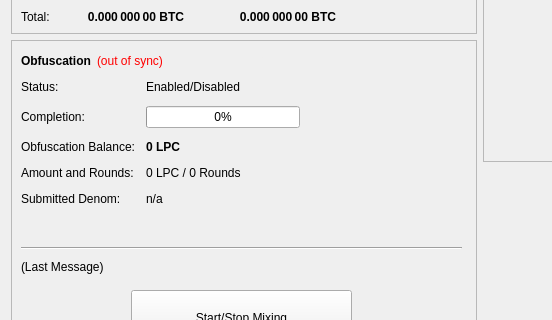
First picture: the form in src/qt/forms/overviewpage.ui, repository stakecube/stakecubecoin-archive, before the edit; both pictures show x 0 to 552 and y 182 to 502 of the 960 by 615 pixel window.
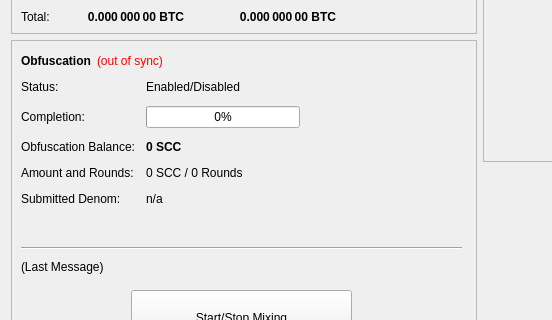
Second picture: the form after the edit.

Commit message: rebrand round

Patch:
```diff
--- a/src/qt/forms/overviewpage.ui
+++ b/src/qt/forms/overviewpage.ui
@@ -474,7 +474,7 @@
               </font>
              </property>
              <property name="text">
-              <string notr="true">0 LPC</string>
+              <string notr="true">0 SCC</string>
              </property>
             </widget>
            </item>
@@ -488,7 +488,7 @@
            <item row="3" column="1">
             <widget class="QLabel" name="labelAmountRounds">
              <property name="text">
-              <string>0 LPC / 0 Rounds</string>
+              <string>0 SCC / 0 Rounds</string>
              </property>
             </widget>
            </item>
```
The commit also changes 224 other files.
